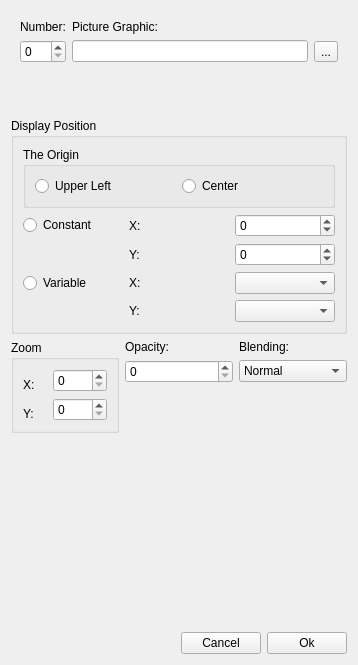
The window that events/commands/picturedialog.ui (jowin202/YaRXP) describes before a commit, drawn with Qt 5.
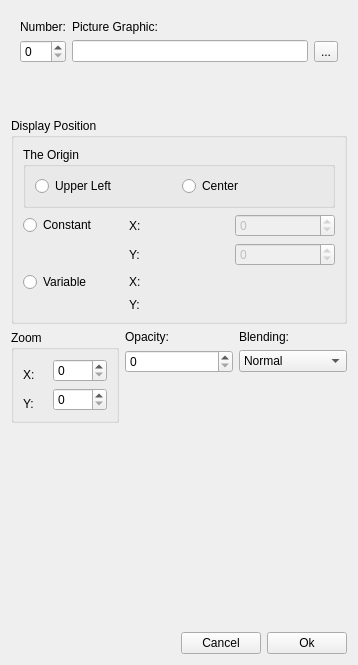
The same window after the commit. Custom widgets are drawn as their Qt base class.

Commit message: Show Battle Animation and SwitchVariableWidget fix

The edit to the form file:
```diff
--- a/events/commands/picturedialog.ui
+++ b/events/commands/picturedialog.ui
@@ -97,6 +97,9 @@
         </item>
         <item row="2" column="2">
          <widget class="QSpinBox" name="spin_const_y">
+          <property name="enabled">
+           <bool>false</bool>
+          </property>
           <property name="minimum">
            <number>-9999</number>
           </property>
@@ -121,6 +124,9 @@
         </item>
         <item row="1" column="2">
          <widget class="QSpinBox" name="spin_const_x">
+          <property name="enabled">
+           <bool>false</bool>
+          </property>
           <property name="minimum">
            <number>-9999</number>
           </property>
@@ -174,10 +180,18 @@
          </widget>
         </item>
         <item row="3" column="2">
-         <widget class="QComboBox" name="combo_var_x"/>
+         <widget class="SwitchVariableWidget" name="widget_var_x" native="true">
+          <property name="enabled">
+           <bool>false</bool>
+          </property>
+         </widget>
         </item>
         <item row="4" column="2">
-         <widget class="QComboBox" name="combo_var_y"/>
+         <widget class="SwitchVariableWidget" name="widget_var_y" native="true">
+          <property name="enabled">
+           <bool>false</bool>
+          </property>
+         </widget>
         </item>
        </layout>
       </widget>
@@ -360,6 +374,14 @@
    </item>
   </layout>
  </widget>
+ <customwidgets>
+  <customwidget>
+   <class>SwitchVariableWidget</class>
+   <extends>QWidget</extends>
+   <header>dialogs/switchvariablewidget.h</header>
+   <container>1</container>
+  </customwidget>
+ </customwidgets>
  <resources/>
  <connections>
   <connection>
```
Left out of the diff: 36 changed lines with no effect on the pictures. The commit also changes 7 other files.
